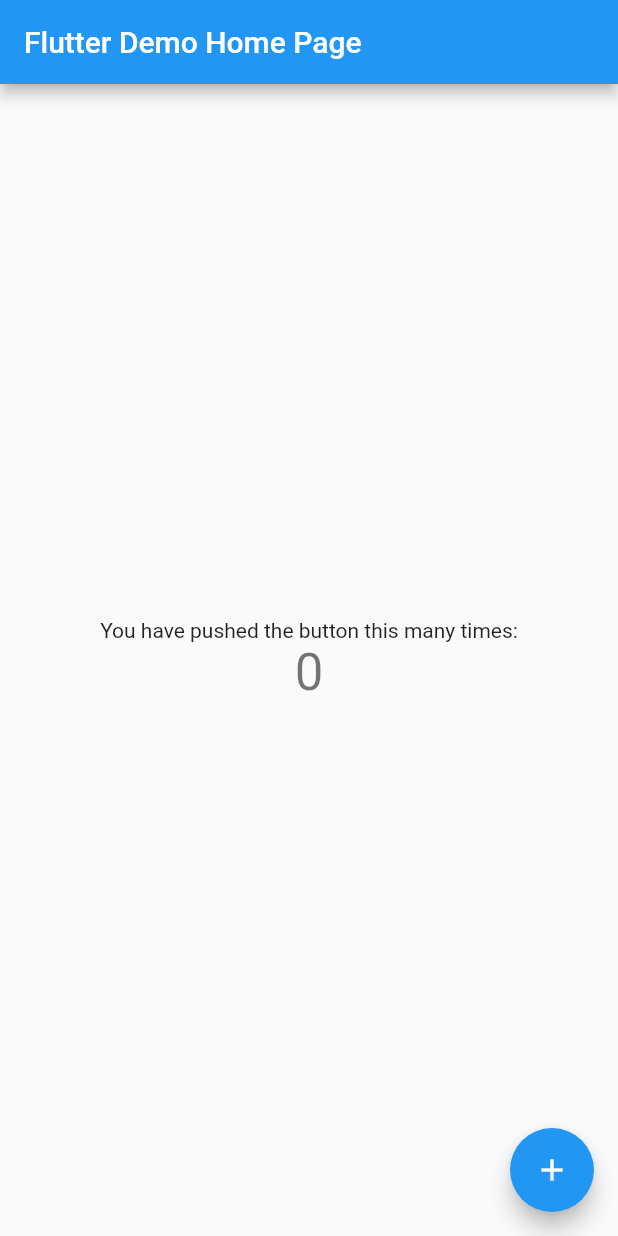
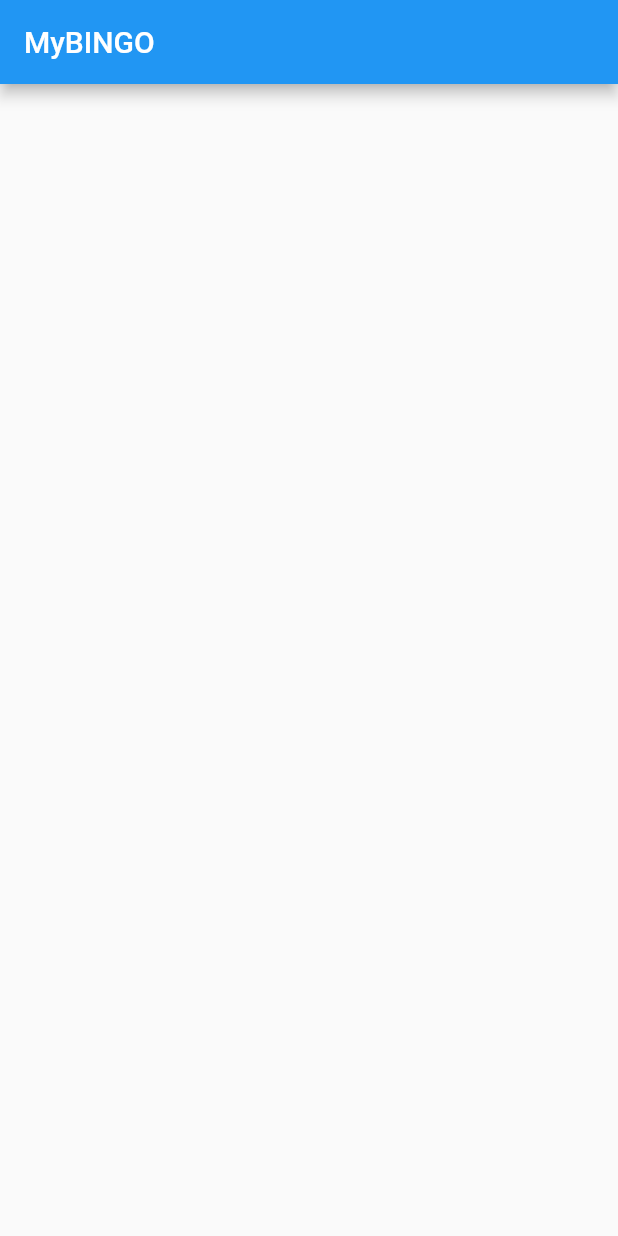
Before and after one commit to snehasingh95/MyBINGO, a Flutter app: the screen it shows after launch, on a phone screen of 412 x 824 dp. Run offline on Flutter 3.47's test engine with Material 2 defaults, Android fonts, the phone set to English and light mode, and no system bars.

Commit message:
Cleaned files

```diff
--- a/lib/main.dart
+++ b/lib/main.dart
@@ -1,115 +1,18 @@
 import 'package:flutter/material.dart';
 
-void main() {
-  runApp(const MyApp());
-}
+void main() => runApp(const MaterialApp(
+      home: Home(),
+    ));
 
-class MyApp extends StatelessWidget {
-  const MyApp({super.key});
+class Home extends StatelessWidget {
+  const Home({super.key});
 
-  // This widget is the root of your application.
   @override
   Widget build(BuildContext context) {
-    return MaterialApp(
-      title: 'Flutter Demo',
-      theme: ThemeData(
-        // This is the theme of your application.
-        //
-        // Try running your application with "flutter run". You'll see the
-        // application has a blue toolbar. Then, without quitting the app, try
-        // changing the primarySwatch below to Colors.green and then invoke
-        // "hot reload" (press "r" in the console where you ran "flutter run",
-        // or simply save your changes to "hot reload" in a Flutter IDE).
-        // Notice that the counter didn't reset back to zero; the application
-        // is not restarted.
-        primarySwatch: Colors.blue,
+    return Scaffold(
+      appBar: AppBar(
+        title: const Text('MyBINGO'),
       ),
-      home: const MyHomePage(title: 'Flutter Demo Home Page'),
     );
   }
 }
-
-class MyHomePage extends StatefulWidget {
-  const MyHomePage({super.key, required this.title});
-
-  // This widget is the home page of your application. It is stateful, meaning
-  // that it has a State object (defined below) that contains fields that affect
-  // how it looks.
-
-  // This class is the configuration for the state. It holds the values (in this
-  // case the title) provided by the parent (in this case the App widget) and
-  // used by the build method of the State. Fields in a Widget subclass are
-  // always marked "final".
-
-  final String title;
-
-  @override
-  State<MyHomePage> createState() => _MyHomePageState();
-}
-
-class _MyHomePageState extends State<MyHomePage> {
-  int _counter = 0;
-
-  void _incrementCounter() {
-    setState(() {
-      // This call to setState tells the Flutter framework that something has
-      // changed in this State, which causes it to rerun the build method below
-      // so that the display can reflect the updated values. If we changed
-      // _counter without calling setState(), then the build method would not be
-      // called again, and so nothing would appear to happen.
-      _counter++;
-    });
-  }
-
-  @override
-  Widget build(BuildContext context) {
-    // This method is rerun every time setState is called, for instance as done
-    // by the _incrementCounter method above.
-    //
-    // The Flutter framework has been optimized to make rerunning build methods
-    // fast, so that you can just rebuild anything that needs updating rather
-    // than having to individually change instances of widgets.
-    return Scaffold(
-      appBar: AppBar(
-        // Here we take the value from the MyHomePage object that was created by
-        // the App.build method, and use it to set our appbar title.
-        title: Text(widget.title),
-      ),
-      body: Center(
-        // Center is a layout widget. It takes a single child and positions it
-        // in the middle of the parent.
-        child: Column(
-          // Column is also a layout widget. It takes a list of children and
-          // arranges them vertically. By default, it sizes itself to fit its
-          // children horizontally, and tries to be as tall as its parent.
-          //
-          // Invoke "debug painting" (press "p" in the console, choose the
-          // "Toggle Debug Paint" action from the Flutter Inspector in Android
-          // Studio, or the "Toggle Debug Paint" command in Visual Studio Code)
-          // to see the wireframe for each widget.
-          //
-          // Column has various properties to control how it sizes itself and
-          // how it positions its children. Here we use mainAxisAlignment to
-          // center the children vertically; the main axis here is the vertical
-          // axis because Columns are vertical (the cross axis would be
-          // horizontal).
-          mainAxisAlignment: MainAxisAlignment.center,
-          children: <Widget>[
-            const Text(
-              'You have pushed the button this many times:',
-            ),
-            Text(
-              '$_counter',
-              style: Theme.of(context).textTheme.headlineMedium,
-            ),
-          ],
-        ),
-      ),
-      floatingActionButton: FloatingActionButton(
-        onPressed: _incrementCounter,
-        tooltip: 'Increment',
-        child: const Icon(Icons.add),
-      ), // This trailing comma makes auto-formatting nicer for build methods.
-    );
-  }
-}
```
